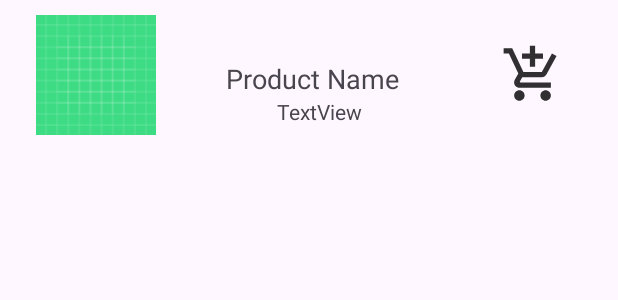
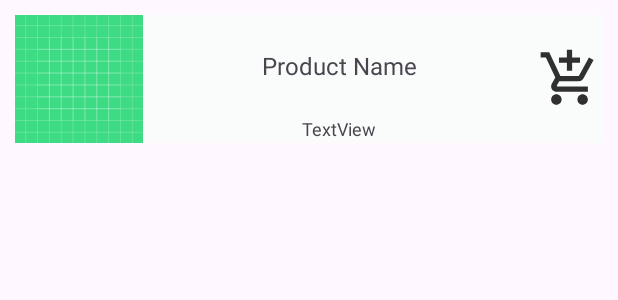
Before and after one commit to zeyneperturk/marketsim, an Android app: the layout recycler_product.xml on its own in the app's theme, with its tools: preview values and no code run, on a phone screen of 412 x 824 dp. Shown: the top 300 px of the screen. Run offline under Robolectric (Android 15) with nearby library versions, the phone set to English and light mode, and no system bars.

Commit message:
added Glide for loading product images

```diff
--- a/app/build.gradle.kts
+++ b/app/build.gradle.kts
@@ -53,7 +53,8 @@ dependencies {
     androidTestImplementation(libs.androidx.junit)
     androidTestImplementation(libs.androidx.espresso.core)
     implementation(libs.androidx.lifecycle.runtime.ktx)
-
+    implementation ("com.github.bumptech.glide:glide:4.14.2")
+    annotationProcessor ("com.github.bumptech.glide:compiler:4.14.2")
     val room_version = "2.6.1"
     implementation("androidx.room:room-runtime:$room_version")
     implementation("androidx.room:room-ktx:$room_version")
--- /dev/null
+++ b/app/src/main/java/com/ctis487/marketsim/Constants.kt
@@ -0,0 +1,6 @@
+package com.ctis487.marketsim
+
+object Constants{
+const val BASEURL="http://56.228.81.131:8080/"
+const val baseUrlForImage="https://mark-it-product-images.s3.eu-north-1.amazonaws.com/"
+}
--- a/app/src/main/java/com/ctis487/marketsim/db/ApiClient.kt
+++ b/app/src/main/java/com/ctis487/marketsim/db/ApiClient.kt
@@ -1,5 +1,6 @@
 package com.ctis487.marketsim.db
 
+import com.ctis487.marketsim.Constants
 import retrofit2.Retrofit
 import retrofit2.converter.gson.GsonConverterFactory
 
@@ -9,7 +10,7 @@ object ApiClient {
     fun getClient(): Retrofit {
         if (retrofit == null)
             retrofit = Retrofit.Builder()
-                .baseUrl("http://56.228.81.131:8080/")
+                .baseUrl(Constants.BASEURL)
                 .addConverterFactory(GsonConverterFactory.create())
                 //retrofit will understand as a converter GSON converter will be used
                 .build()
--- a/app/src/main/res/layout/activity_main.xml
+++ b/app/src/main/res/layout/activity_main.xml
@@ -23,7 +23,7 @@
     <androidx.recyclerview.widget.RecyclerView
         android:id="@+id/recylerMed"
         android:layout_width="match_parent"
-        android:layout_height="wrap_content"
+        android:layout_height="700dp"
         android:layout_marginStart="8dp"
         android:layout_marginTop="16dp"
         android:layout_marginEnd="8dp"
--- a/app/src/main/res/layout/recycle_product.xml
+++ b/app/src/main/res/layout/recycler_product.xml
@@ -4,43 +4,43 @@
     xmlns:tools="http://schemas.android.com/tools"
     android:id="@+id/itemGtLayout"
     android:layout_width="match_parent"
-    android:layout_height="80dp"
+    android:layout_height="85dp"
     android:layout_margin="10dp"
-    android:layout_marginLeft="10dp"
+    android:background="@color/off_white"
     android:orientation="horizontal">
 
     <ImageView
         android:id="@+id/imgProduct"
-        android:layout_width="wrap_content"
-        android:layout_height="match_parent"
+        android:layout_width="85dp"
+        android:layout_height="85dp"
         app:srcCompat="@drawable/ic_launcher_background" />
 
     <LinearLayout
-        android:layout_width="wrap_content"
-        android:layout_height="wrap_content"
-        android:orientation="vertical" >
+        android:layout_width="262dp"
+        android:layout_height="match_parent"
+        android:orientation="vertical">
 
         <TextView
             android:id="@+id/tvGtItemProductName"
-            android:layout_width="180dp"
-            android:layout_height="wrap_content"
-            android:layout_marginTop="30dp"
-            android:layout_marginRight="10dp"
-            android:gravity="center_horizontal"
+            android:layout_width="match_parent"
+            android:layout_height="67dp"
+            android:gravity="center_horizontal|center_vertical"
             android:text="@string/productName"
-            android:textSize="18sp" />
+            android:textSize="16sp" />
 
         <TextView
             android:id="@+id/tvGtItemProductPrice"
             android:layout_width="match_parent"
             android:layout_height="wrap_content"
             android:gravity="center_horizontal"
-            android:text="TextView" />
+            android:text="TextView"
+            android:textSize="12sp" />
+
     </LinearLayout>
 
     <ImageView
         android:id="@+id/imgCart"
-        android:layout_width="45dp"
+        android:layout_width="38dp"
         android:layout_height="42dp"
         android:layout_gravity="center_horizontal|center_vertical"
         android:layout_weight="1"
```
Also changed, not shown: app/src/main/java/com/ctis487/marketsim/adapter/ProductAdapter.kt (+28 -8 lines).
